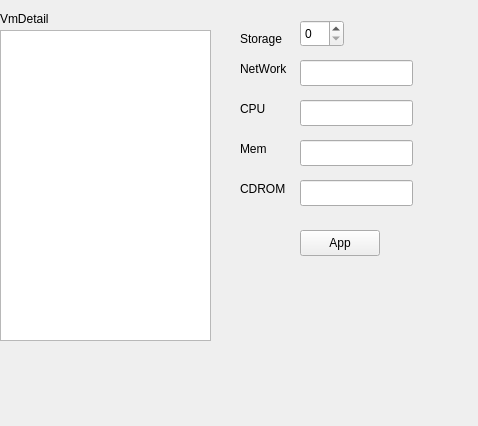
The window that yun_manager_client/detail.ui (jasonlinuxzhang/cloud_manager_client) describes before a commit, drawn with Qt 5.
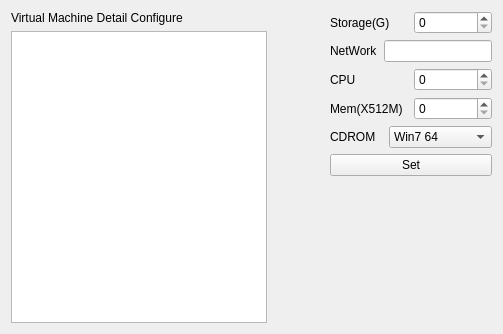
The same window after the commit.

```diff
--- a/yun_manager_client/detail.ui
+++ b/yun_manager_client/detail.ui
@@ -6,164 +6,156 @@
    <rect>
     <x>0</x>
     <y>0</y>
-    <width>478</width>
-    <height>426</height>
+    <width>503</width>
+    <height>334</height>
    </rect>
   </property>
   <property name="windowTitle">
    <string>Form</string>
   </property>
-  <widget class="QTextEdit" name="textEditVmDetail">
-   <property name="geometry">
-    <rect>
-     <x>0</x>
-     <y>30</y>
-     <width>211</width>
-     <height>311</height>
-    </rect>
-   </property>
-  </widget>
+  <layout class="QHBoxLayout" name="horizontalLayout_7">
+   <item>
+    <layout class="QVBoxLayout" name="verticalLayout">
+     <item>
   <widget class="QLabel" name="label">
-   <property name="geometry">
-    <rect>
-     <x>0</x>
-     <y>10</y>
-     <width>54</width>
-     <height>18</height>
-    </rect>
-   </property>
    <property name="text">
-    <string>VmDetail</string>
-   </property>
-  </widget>
-  <widget class="QLineEdit" name="lineEdit_2">
-   <property name="geometry">
-    <rect>
-     <x>300</x>
-     <y>60</y>
-     <width>113</width>
-     <height>26</height>
-    </rect>
-   </property>
-  </widget>
-  <widget class="QLineEdit" name="lineEdit_3">
-   <property name="geometry">
-    <rect>
-     <x>300</x>
-     <y>100</y>
-     <width>113</width>
-     <height>26</height>
-    </rect>
-   </property>
-  </widget>
-  <widget class="QLineEdit" name="lineEdit_4">
-   <property name="geometry">
-    <rect>
-     <x>300</x>
-     <y>140</y>
-     <width>113</width>
-     <height>26</height>
-    </rect>
-   </property>
-  </widget>
+        <string>Virtual Machine Detail Configure</string>
+       </property>
+      </widget>
+     </item>
+     <item>
+      <widget class="QTextEdit" name="textEditVmDetail"/>
+     </item>
+    </layout>
+   </item>
+   <item>
+    <layout class="QHBoxLayout" name="horizontalLayout_6">
+     <item>
+      <spacer name="horizontalSpacer">
+       <property name="orientation">
+        <enum>Qt::Horizontal</enum>
+       </property>
+       <property name="sizeHint" stdset="0">
+        <size>
+         <width>13</width>
+         <height>20</height>
+        </size>
+       </property>
+      </spacer>
+     </item>
+     <item>
+      <layout class="QVBoxLayout" name="verticalLayout_2">
+       <item>
+        <layout class="QHBoxLayout" name="horizontalLayout">
+         <item>
   <widget class="QLabel" name="label_2">
-   <property name="geometry">
-    <rect>
-     <x>240</x>
-     <y>30</y>
-     <width>54</width>
-     <height>18</height>
-    </rect>
-   </property>
    <property name="text">
-    <string>Storage</string>
-   </property>
-  </widget>
-  <widget class="QSpinBox" name="spinBox">
-   <property name="geometry">
-    <rect>
-     <x>300</x>
-     <y>20</y>
-     <width>44</width>
-     <height>27</height>
-    </rect>
-   </property>
-  </widget>
+            <string>Storage(G)</string>
+           </property>
+          </widget>
+         </item>
+         <item>
+          <widget class="QSpinBox" name="spinBoxStorage"/>
+         </item>
+        </layout>
+       </item>
+       <item>
+        <layout class="QHBoxLayout" name="horizontalLayout_2">
+         <item>
   <widget class="QLabel" name="label_3">
-   <property name="geometry">
-    <rect>
-     <x>240</x>
-     <y>60</y>
-     <width>54</width>
-     <height>18</height>
-    </rect>
-   </property>
    <property name="text">
     <string>NetWork</string>
    </property>
   </widget>
+         </item>
+         <item>
+          <widget class="QLineEdit" name="lineEditNetWork"/>
+         </item>
+        </layout>
+       </item>
+       <item>
+        <layout class="QHBoxLayout" name="horizontalLayout_3">
+         <item>
   <widget class="QLabel" name="label_4">
-   <property name="geometry">
-    <rect>
-     <x>240</x>
-     <y>100</y>
-     <width>54</width>
-     <height>18</height>
-    </rect>
-   </property>
    <property name="text">
     <string>CPU</string>
    </property>
   </widget>
+         </item>
+         <item>
+          <widget class="QSpinBox" name="spinBoxCpu"/>
+         </item>
+        </layout>
+       </item>
+       <item>
+        <layout class="QHBoxLayout" name="horizontalLayout_4">
+         <item>
   <widget class="QLabel" name="label_5">
-   <property name="geometry">
-    <rect>
-     <x>240</x>
-     <y>140</y>
-     <width>54</width>
-     <height>18</height>
-    </rect>
-   </property>
    <property name="text">
-    <string>Mem</string>
-   </property>
-  </widget>
+            <string>Mem(X512M)</string>
+           </property>
+          </widget>
+         </item>
+         <item>
+          <widget class="QSpinBox" name="spinBoxMemory"/>
+         </item>
+        </layout>
+       </item>
+       <item>
+        <layout class="QHBoxLayout" name="horizontalLayout_5">
+         <item>
   <widget class="QLabel" name="label_6">
-   <property name="geometry">
-    <rect>
-     <x>240</x>
-     <y>180</y>
-     <width>54</width>
-     <height>18</height>
-    </rect>
-   </property>
    <property name="text">
     <string>CDROM</string>
    </property>
   </widget>
-  <widget class="QLineEdit" name="lineEdit">
-   <property name="geometry">
-    <rect>
-     <x>300</x>
-     <y>180</y>
-     <width>113</width>
-     <height>26</height>
-    </rect>
-   </property>
-  </widget>
+         </item>
+         <item>
+          <widget class="QComboBox" name="comboBoxCdrom">
+           <item>
+            <property name="text">
+             <string>Win7 64</string>
+            </property>
+           </item>
+           <item>
+            <property name="text">
+             <string>Ubuntu 64</string>
+            </property>
+           </item>
+           <item>
+            <property name="text">
+             <string>Centos7.0 64</string>
+            </property>
+           </item>
+          </widget>
+         </item>
+        </layout>
+       </item>
+       <item>
   <widget class="QPushButton" name="pushButton">
-   <property name="geometry">
-    <rect>
-     <x>300</x>
-     <y>230</y>
-     <width>80</width>
-     <height>26</height>
-    </rect>
-   </property>
    <property name="text">
-    <string>App</string>
-   </property>
-  </widget>
+          <string>Set</string>
+         </property>
+        </widget>
+       </item>
+       <item>
+        <spacer name="verticalSpacer">
+         <property name="orientation">
+          <enum>Qt::Vertical</enum>
+         </property>
+         <property name="sizeHint" stdset="0">
+          <size>
+           <width>20</width>
+           <height>40</height>
+          </size>
+         </property>
+        </spacer>
+       </item>
+      </layout>
+     </item>
+    </layout>
+   </item>
+  </layout>
  </widget>
  <resources/>
  <connections/>
```
Lines whose indentation alone changed are shown as unchanged.
